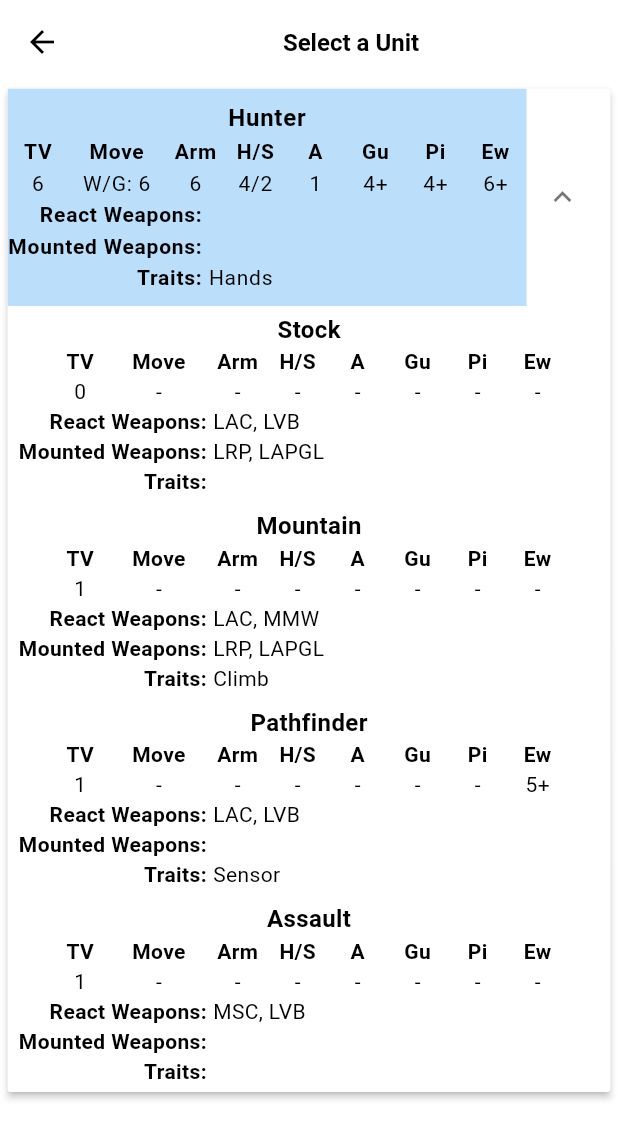
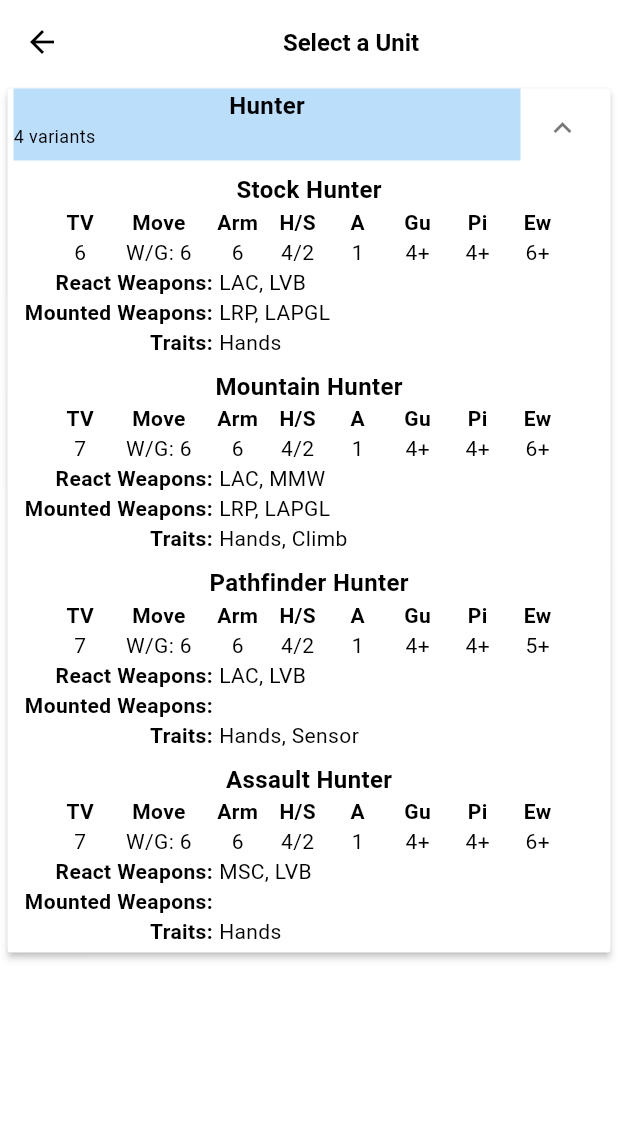
Before and after one commit to Ariemeth/gearforce, a Flutter app: the UnitSelectionScreen screen opened directly with empty values, after a tap on "Hunter", on a phone screen of 412 x 824 dp. Shown: the top 1139 px of the screen. Run offline on Flutter 3.47's test engine with Material 3 defaults, Android fonts, the light colour scheme and no system bars; our stand-ins replace flutter_bloc, shared_preferences; accounts and stored records are empty; generated files the repository leaves out were written again.

Commit message:
Unit list now only shows the unit name and number of variants, list items show full stats for each variant

```diff
--- a/lib/src/pages/roster/screens/unit_selection_screen.dart
+++ b/lib/src/pages/roster/screens/unit_selection_screen.dart
@@ -2,9 +2,10 @@ import 'package:flutter/material.dart';
 import 'package:flutter_bloc/flutter_bloc.dart';
 import 'package:gearforce/src/models/roster/squad.dart';
 import 'package:gearforce/src/models/roster/unit/model.dart';
+import 'package:gearforce/src/models/roster/unit/unit.dart';
 import 'package:gearforce/src/models/roster/unit/unit_list_extensions.dart';
 import 'package:gearforce/src/pages/roster/bloc/roster_bloc.dart';
-import 'package:gearforce/src/pages/roster/widgets/unit_list_card.dart';
+import 'package:gearforce/src/pages/roster/widgets/model_list_card.dart';
 import 'package:gearforce/src/predefined/filters/unit_filters.dart';
 import 'package:gearforce/src/theme/app_theme.dart';
 
@@ -52,7 +53,7 @@ class _UnitSelectionScreenState extends State<UnitSelectionScreen> {
         padding: AppTheme.defaultPagePadding,
         child: SingleChildScrollView(
           child: ExpansionPanelList(
-            expandedHeaderPadding: EdgeInsets.all(0),
+            expandedHeaderPadding: EdgeInsets.fromLTRB(4, 0, 4, 4),
             expansionCallback: (index, isExpanded) {
               setState(() {
                 _expandedStates[index] = isExpanded;
@@ -63,16 +64,53 @@ class _UnitSelectionScreenState extends State<UnitSelectionScreen> {
               return ExpansionPanel(
                 canTapOnHeader: true,
                 headerBuilder: (context, isExpanded) {
-                  return ListTile(
-                    contentPadding: EdgeInsets.all(0),
-                    titleAlignment: ListTileTitleAlignment.center,
-                    title: UnitListCard.header(unit: unit),
-                    tileColor: Colors.blue.shade100,
+                  return _UnitListHeader(unit);
+                },
+                body: _UnitModelList(unit, widget.updatedSquad),
+                splashColor: Colors.blue.shade200,
+                isExpanded: _expandedStates[index],
               );
-                },
-                body: Align(
+            }).toList(),
+          ),
+        ),
+      ),
+    );
+  }
+}
+
+class _UnitListHeader extends StatelessWidget {
+  final Unit unit;
+  const _UnitListHeader(this.unit, {super.key});
+
+  @override
+  Widget build(BuildContext context) {
+    return Container(
+      color: Colors.blue.shade100,
+      child: Column(
+        children: [
+          Text(unit.name, style: AppTheme.titleStyle),
+          Align(
             alignment: Alignment.centerLeft,
-                  child: Column(
+            child: Text(
+              '${unit.variants.length} variants',
+              style: TextStyle(fontSize: 12),
+            ),
+          ),
+        ],
+      ),
+    );
+  }
+}
+
+class _UnitModelList extends StatelessWidget {
+  const _UnitModelList(this.unit, this.updatedSquad, {super.key});
+
+  final Squad updatedSquad;
+  final Unit unit;
+
+  @override
+  Widget build(BuildContext context) {
+    return Column(
       crossAxisAlignment: CrossAxisAlignment.start,
       mainAxisAlignment: MainAxisAlignment.start,
       children: unit.variants.map((variant) {
@@ -92,45 +130,32 @@ class _UnitSelectionScreenState extends State<UnitSelectionScreen> {
               },
               child: GestureDetector(
                 onTap: () {
-                                final model = Model(
-                                  base: unit.base,
-                                  variant: variant,
-                                );
+                  final model = Model(base: unit.base, variant: variant);
                   context.read<RosterBloc>().add(
-                                  AddModel(
-                                    squad: widget.updatedSquad,
-                                    model: model,
-                                  ),
+                    AddModel(squad: updatedSquad, model: model),
                   );
 
                   Navigator.pop(context);
                 },
                 child: Container(
                   color: isHovered
-                                    ? Theme.of(context)
-                                          .colorScheme
-                                          .secondaryContainer
-                                          .withAlpha(90)
+                      ? Theme.of(
+                          context,
+                        ).colorScheme.secondaryContainer.withAlpha(90)
                       : Colors.transparent,
                   padding: const EdgeInsets.symmetric(
                     vertical: 4.0,
                     horizontal: 3.0,
                   ),
-                                child: UnitListCard.variant(variant: variant),
+                  child: ModelListCard(
+                    model: Model(base: unit.base, variant: variant),
+                  ),
                 ),
               ),
             );
           },
         );
       }).toList(),
-                  ),
-                ),
-                isExpanded: _expandedStates[index],
-              );
-            }).toList(),
-          ),
-        ),
-      ),
     );
   }
 }
--- /dev/null
+++ b/lib/src/pages/roster/widgets/model_list_card.dart
@@ -0,0 +1,189 @@
+import 'package:flutter/material.dart';
+import 'package:gearforce/src/models/roster/trait/trait.dart' show Trait;
+import 'package:gearforce/src/models/roster/unit/attribute/armor.dart';
+import 'package:gearforce/src/models/roster/unit/attribute/hull_structure.dart';
+import 'package:gearforce/src/models/roster/unit/attribute/movement.dart';
+import 'package:gearforce/src/models/roster/unit/attribute/skill.dart';
+import 'package:gearforce/src/models/roster/unit/attribute/unit_actions.dart';
+import 'package:gearforce/src/models/roster/unit/model.dart';
+import 'package:gearforce/src/models/roster/unit/unit.dart';
+import 'package:gearforce/src/models/roster/unit/variant.dart';
+import 'package:gearforce/src/models/roster/weapon/weapon_spec.dart';
+import 'package:gearforce/src/models/roster/weapon/weapon_spec_list_extensions.dart';
+import 'package:gearforce/src/theme/app_theme.dart';
+
+const double _weaponAndTraitWidth = 134.0;
+const SizedBox _weaponAndTraitLabelSpacer = SizedBox(width: 4.0);
+const double _attributeLabelFontSize = 14;
+const FontWeight _attributeLabelFontWeight = FontWeight.w700;
+const double _attributeValueFontSize = 14;
+const FontWeight _attributeValueFontWeight = FontWeight.normal;
+
+class ModelListCard extends StatelessWidget {
+  final Model model;
+
+  const ModelListCard({super.key, required this.model});
+
+  @override
+  Widget build(BuildContext context) {
+    return _SmallUnitListHeader(model);
+  }
+}
+
+class _SmallUnitListHeader extends StatelessWidget {
+  const _SmallUnitListHeader(this.model);
+
+  final Model model;
+
+  @override
+  Widget build(BuildContext context) {
+    final resultWidget = Column(
+      children: [
+        Text(model.name, style: AppTheme.titleStyle),
+        Table(
+          columnWidths: {1: const FixedColumnWidth(65.0)},
+          defaultColumnWidth: const FixedColumnWidth(40),
+          children: [
+            const TableRow(
+              children: [
+                _UnitAttributeLabel('TV'),
+                _UnitAttributeLabel('Move'),
+                _UnitAttributeLabel('Arm'),
+                _UnitAttributeLabel('H/S'),
+                _UnitAttributeLabel('A'),
+                _UnitAttributeLabel('Gu'),
+                _UnitAttributeLabel('Pi'),
+                _UnitAttributeLabel('Ew'),
+              ],
+            ),
+            TableRow(
+              children: [
+                _UnitAttributeValue('${model.tv}'),
+                _UnitAttributeValue(model.movement.toString()),
+                _UnitAttributeValue(model.armor.toString()),
+                _UnitAttributeValue(model.hullStructure.toString()),
+                _UnitAttributeValue(model.actions.toString()),
+                _UnitAttributeValue(model.gu.toString()),
+                _UnitAttributeValue(model.pi.toString()),
+                _UnitAttributeValue(model.ew.toString()),
+              ],
+            ),
+          ],
+        ),
+        Row(
+          children: [
+            const SizedBox(
+              width: _weaponAndTraitWidth,
+              child: _UnitAttributeLabel(
+                'React Weapons:',
+                textAlign: TextAlign.right,
+              ),
+            ),
+            _weaponAndTraitLabelSpacer,
+            ..._buildWeaponWidgets(model.weapons.reactWeapons),
+          ],
+        ),
+        Row(
+          children: [
+            const SizedBox(
+              width: _weaponAndTraitWidth,
+              child: _UnitAttributeLabel(
+                'Mounted Weapons:',
+                textAlign: TextAlign.right,
+              ),
+            ),
+            _weaponAndTraitLabelSpacer,
+            ..._buildWeaponWidgets(model.weapons.mountedWeapons),
+          ],
+        ),
+        Row(
+          children: [
+            const SizedBox(
+              width: _weaponAndTraitWidth,
+              child: _UnitAttributeLabel('Traits:', textAlign: TextAlign.right),
+            ),
+            _weaponAndTraitLabelSpacer,
+            ..._buildTraitWidgets(model.traits),
+          ],
+        ),
+      ],
+    );
+
+    return resultWidget;
+  }
+
+  List<Widget> _buildWeaponWidgets(List<WeaponSpec> weapons) {
+    return weapons.asMap().entries.map((entry) {
+      final index = entry.key;
+      final weapon = entry.value;
+      final isLast = index == weapons.length - 1;
+      return _UnitAttributeValue(
+        isLast ? weapon.code : '${weapon.code}, ',
+        textAlign: TextAlign.left,
+      );
+    }).toList();
+  }
+
+  List<Widget> _buildTraitWidgets(List<Trait> traits) {
+    return traits.asMap().entries.map((entry) {
+      final index = entry.key;
+      final trait = entry.value;
+      final isLast = index == traits.length - 1;
+      return _UnitAttributeValue(
+        isLast ? trait.name : '${trait.name}, ',
+        tooltipMessage: trait.description,
+        textAlign: TextAlign.left,
+      );
+    }).toList();
+  }
+}
+
+class _UnitAttributeLabel extends StatelessWidget {
+  const _UnitAttributeLabel(
+    this.labelText, {
+    this.textAlign = TextAlign.center,
+  });
+
+  final String labelText;
+  final TextAlign textAlign;
+
+  @override
+  Widget build(BuildContext context) {
+    return Text(
+      labelText,
+      textAlign: textAlign,
+      style: TextStyle(
+        fontSize: _attributeLabelFontSize,
+        fontWeight: _attributeLabelFontWeight,
+      ),
+    );
+  }
+}
+
+class _UnitAttributeValue extends StatelessWidget {
+  const _UnitAttributeValue(
+    this.labelText, {
+    this.textAlign = TextAlign.center,
+    this.tooltipMessage,
+  });
+
+  final String labelText;
+  final TextAlign textAlign;
+  final String? tooltipMessage;
+
+  @override
+  Widget build(BuildContext context) {
+    final textWidget = Text(
+      labelText,
+      textAlign: textAlign,
+      style: TextStyle(
+        fontSize: _attributeValueFontSize,
+        fontWeight: _attributeValueFontWeight,
+      ),
+    );
+
+    return tooltipMessage == null
+        ? textWidget
+        : Tooltip(message: tooltipMessage, child: textWidget);
+  }
+}
--- a/lib/src/pages/roster/widgets/unit_list_card.dart
+++ b/lib/src/pages/roster/widgets/unit_list_card.dart
@@ -11,7 +11,7 @@ import 'package:gearforce/src/models/roster/weapon/weapon_spec.dart';
 import 'package:gearforce/src/models/roster/weapon/weapon_spec_list_extensions.dart';
 import 'package:gearforce/src/theme/app_theme.dart';
 
-const double _weaponAndTraitWidth = 130.0;
+const double _weaponAndTraitWidth = 134.0;
 const SizedBox _weaponAndTraitLabelSpacer = SizedBox(width: 4.0);
 const double _attributeLabelFontSize = 14;
 const FontWeight _attributeLabelFontWeight = FontWeight.w700;
```
Lines whose indentation alone changed are shown as unchanged.
